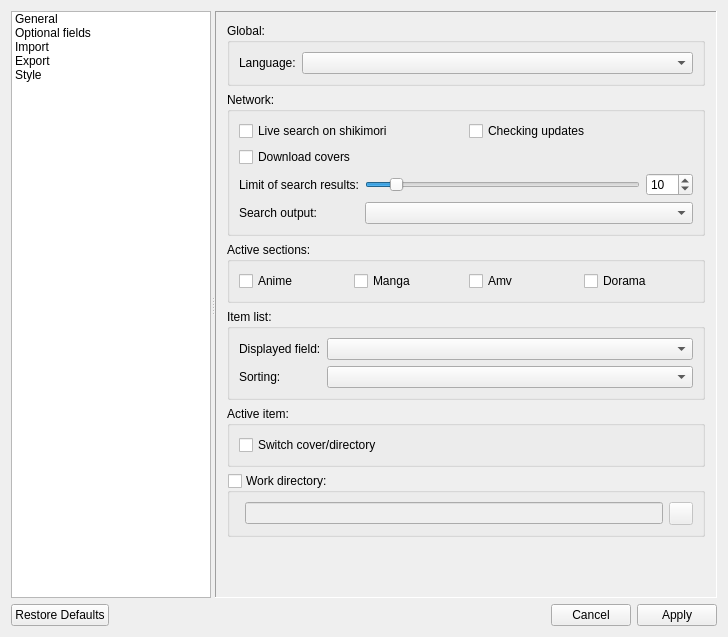
Before: the Qt Designer form DatabaseAnime/settings.ui in LibertaSoft/DatabaseAnime, drawn with Qt 5.
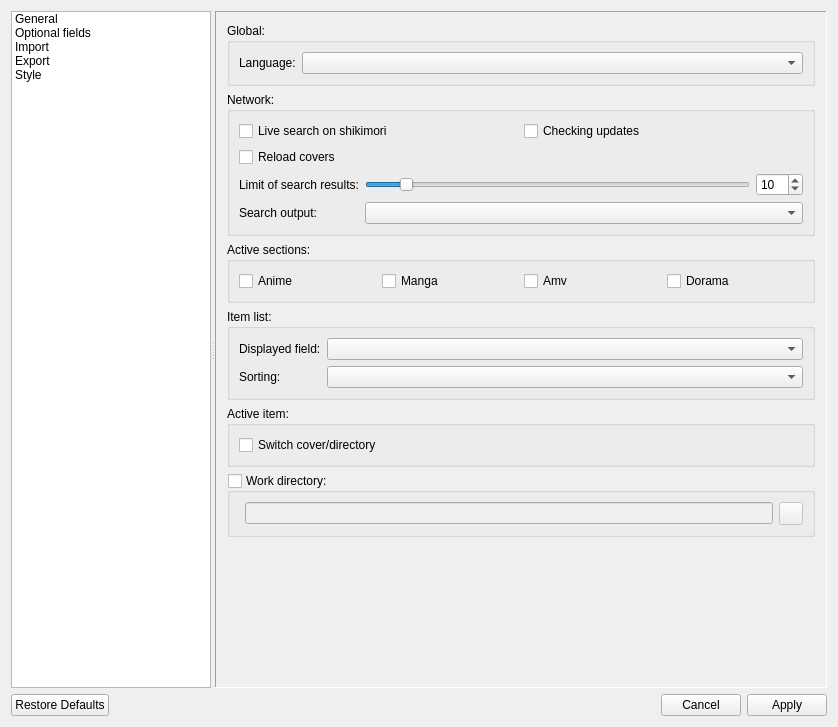
After: the same form once the commit is applied. Icons and pictures are not drawn. Custom widgets are drawn as their Qt base class.

Commit message: Add functional for reload covers

Diff of the .ui file:
```diff
--- a/DatabaseAnime/settings.ui
+++ b/DatabaseAnime/settings.ui
@@ -6,8 +6,8 @@
    <rect>
     <x>0</x>
     <y>0</y>
-    <width>728</width>
-    <height>637</height>
+    <width>838</width>
+    <height>727</height>
    </rect>
   </property>
   <property name="windowTitle">
@@ -145,8 +145,8 @@
             <rect>
              <x>0</x>
              <y>0</y>
-             <width>486</width>
-             <height>663</height>
+             <width>610</width>
+             <height>668</height>
             </rect>
            </property>
            <layout class="QVBoxLayout" name="verticalLayout_4">
@@ -269,7 +269,7 @@
                  <item row="0" column="0">
                   <widget class="QCheckBox" name="ChBox_DownloadCovers">
                    <property name="text">
-                    <string>Download covers</string>
+                    <string>Reload covers</string>
                    </property>
                   </widget>
                  </item>
```
The commit also changes 9 other files.
